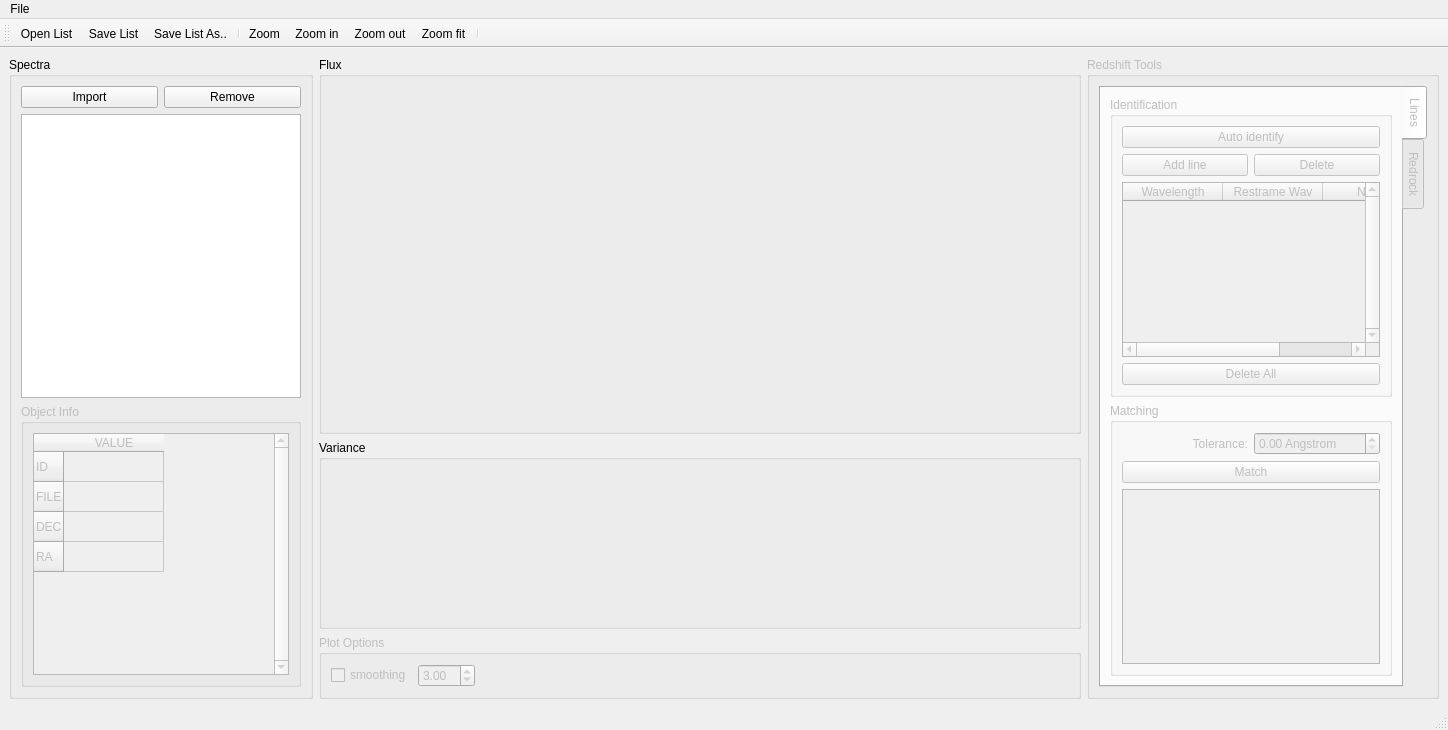
The window that pyzui/ui/main_window.ui (mauritiusdadd/redmost) describes before a commit, drawn with Qt 5.
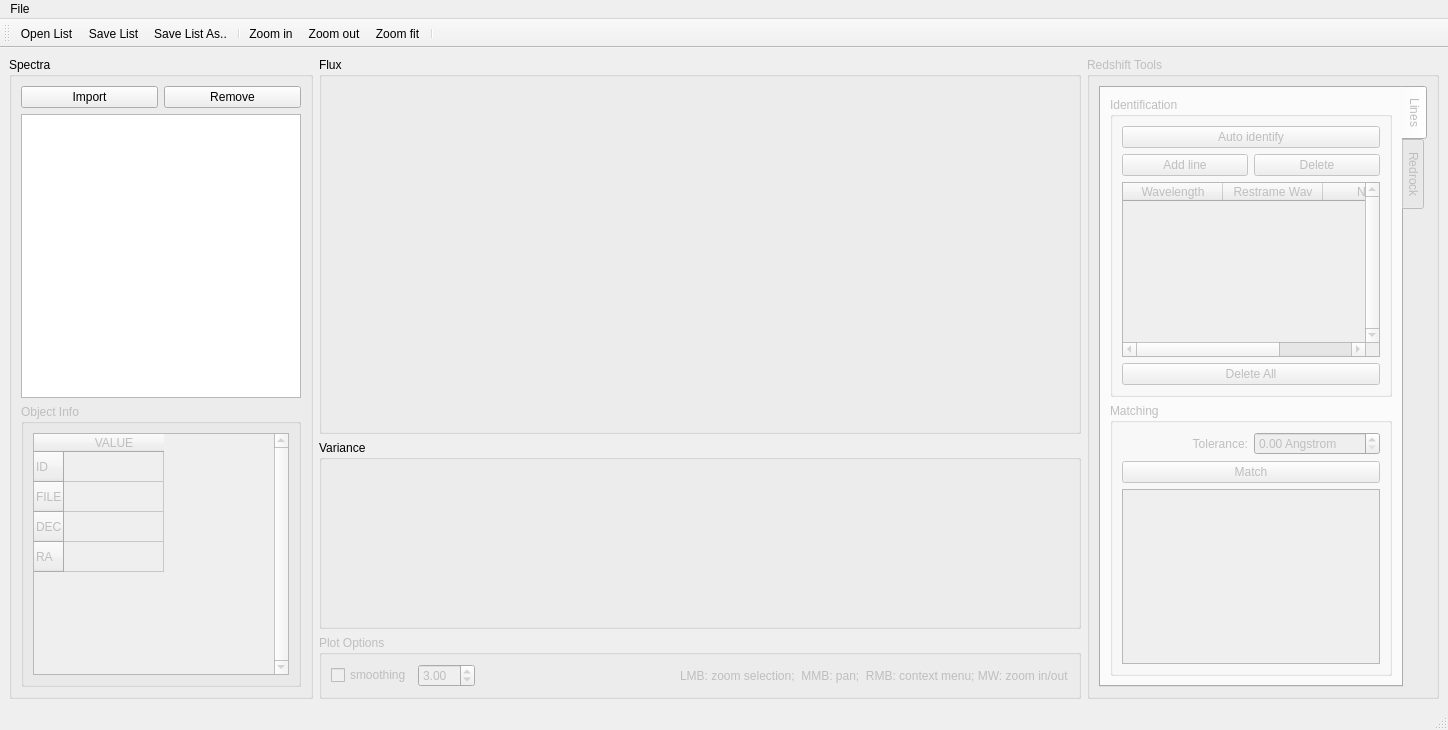
The same window after the commit. Icons and pictures are not drawn.

Commit message: Sync axes for sibling charts

```diff
--- a/pyzui/ui/main_window.ui
+++ b/pyzui/ui/main_window.ui
@@ -138,7 +138,7 @@
      </widget>
     </item>
     <item>
-     <layout class="QVBoxLayout" name="verticalLayout_2" stretch="6,3,1">
+     <layout class="QVBoxLayout" name="verticalLayout_2" stretch="6,3,0">
       <item>
        <widget class="QGroupBox" name="fluxGroupBox">
         <property name="sizePolicy">
@@ -291,6 +291,13 @@
              </property>
             </spacer>
            </item>
+           <item>
+            <widget class="QLabel" name="label">
+             <property name="text">
+              <string>LMB: zoom selection;  MMB: pan;  RMB: context menu; MW: zoom in/out</string>
+             </property>
+            </widget>
+           </item>
           </layout>
          </item>
         </layout>
@@ -606,7 +613,6 @@
    <addaction name="actionSave_List"/>
    <addaction name="actionSave_List_As"/>
    <addaction name="separator"/>
-   <addaction name="actionZoomRegion"/>
    <addaction name="actionZoomIn"/>
    <addaction name="actionZoomOut"/>
    <addaction name="actionZoomFit"/>
@@ -702,20 +708,6 @@
     <enum>QAction::NoRole</enum>
    </property>
   </action>
-  <action name="actionZoomRegion">
-   <property name="icon">
-    <iconset theme="edit-find"/>
-   </property>
-   <property name="text">
-    <string>Zoom</string>
-   </property>
-   <property name="toolTip">
-    <string>Zoom</string>
-   </property>
-   <property name="menuRole">
-    <enum>QAction::NoRole</enum>
-   </property>
-  </action>
  </widget>
  <resources/>
  <connections/>
```
The commit also changes 1 other file.
